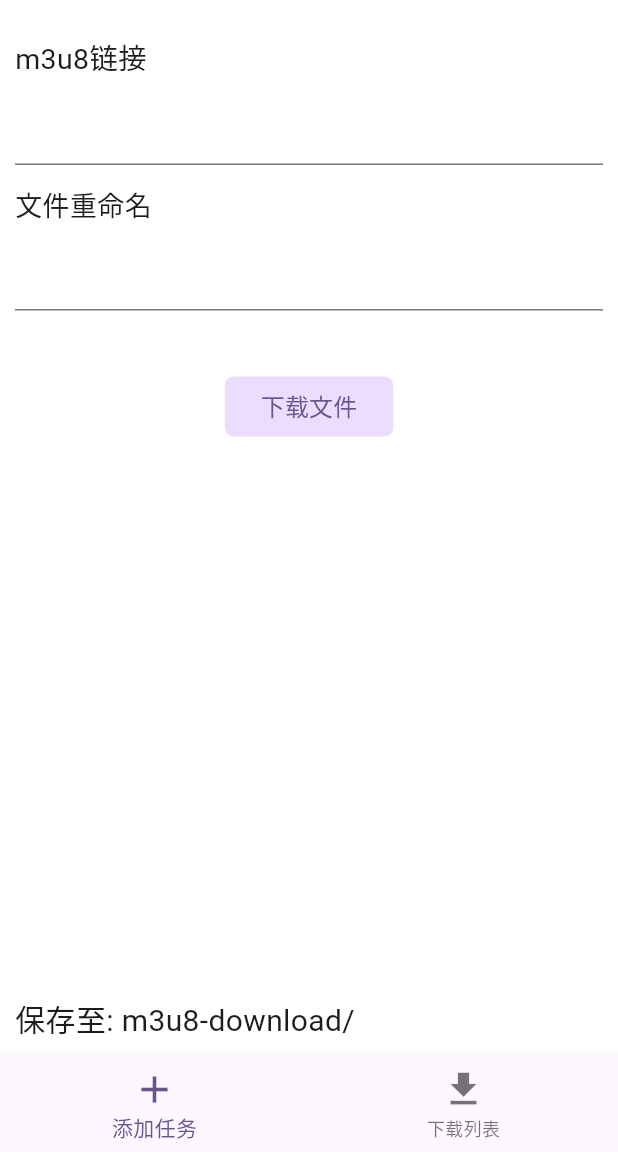
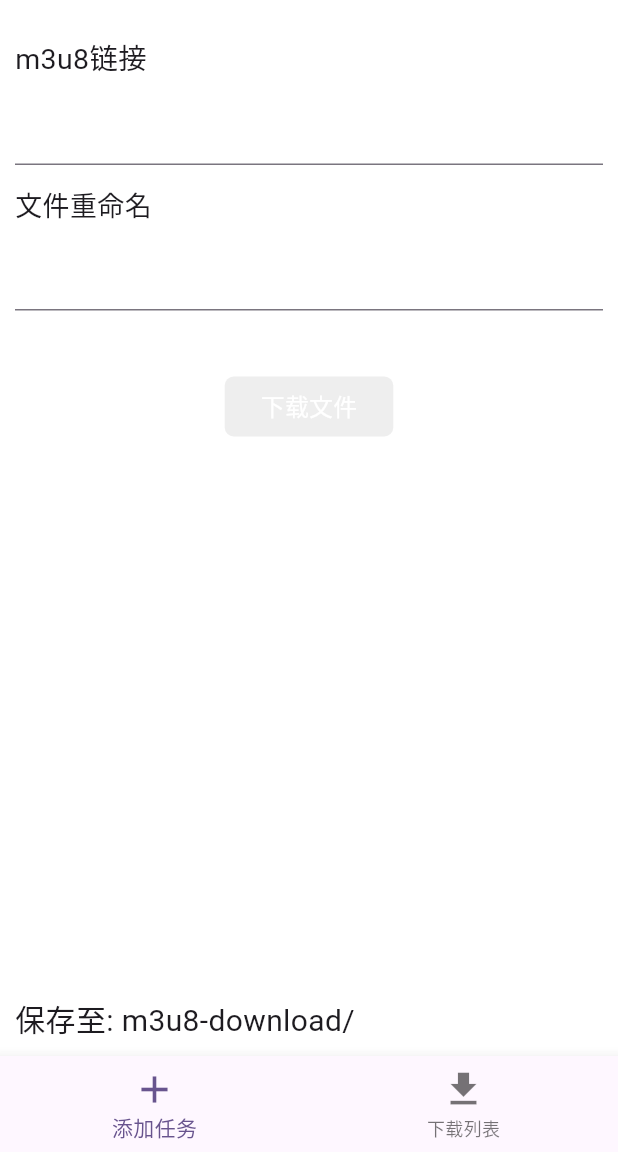
Before and after one commit to dawangong/m3u8-downloader, a Flutter app: the screen it shows after launch, after a tap on "下载文件", on a phone screen of 412 x 824 dp, the part 84-1236 px from its top. Run offline on Flutter 3.47's test engine with Material 3 defaults, Android fonts, the light colour scheme and no system bars.

```diff
--- a/lib/main.dart
+++ b/lib/main.dart
@@ -20,11 +20,18 @@ class DownloadModel extends Model {
 
   void onUrlChange(String v) {
     _url = v;
+    print('URL changed to: $_url');
     notifyListeners();
   }
 
   void onNameChange(String v) {
     _name = v;
+    notifyListeners();
+  }
+
+  void onClickDownload() {
+    print(url);
+    print(name);
     notifyListeners();
   }
 }
@@ -206,10 +213,15 @@ class FirstTabState extends State<FirstTab> {
                     child: ScopedModelDescendant<DownloadModel>(
                       builder: (context, child, model) {
                         return ElevatedButton(
-                          onPressed: () {},
+                          onPressed: () {
+                            _model.onClickDownload();
+                          },
                           style: ElevatedButton.styleFrom(
-                            backgroundColor:
-                                Theme.of(context).colorScheme.primaryContainer,
+                            backgroundColor: model.url == ""
+                                ? Colors.grey[200]
+                                : Theme.of(context)
+                                    .colorScheme
+                                    .primaryContainer,
                             shape: RoundedRectangleBorder(
                               borderRadius: BorderRadius.circular(6.0),
                             ),
@@ -219,7 +231,9 @@ class FirstTabState extends State<FirstTab> {
                           child: Text(
                             "下载文件",
                             style: TextStyle(
-                                color: Theme.of(context).colorScheme.primary,
+                                color: model.url == ""
+                                    ? Colors.white
+                                    : Theme.of(context).colorScheme.primary,
                                 // fontWeight: FontWeight.bold,
                                 fontSize: 16),
                           ),
```
